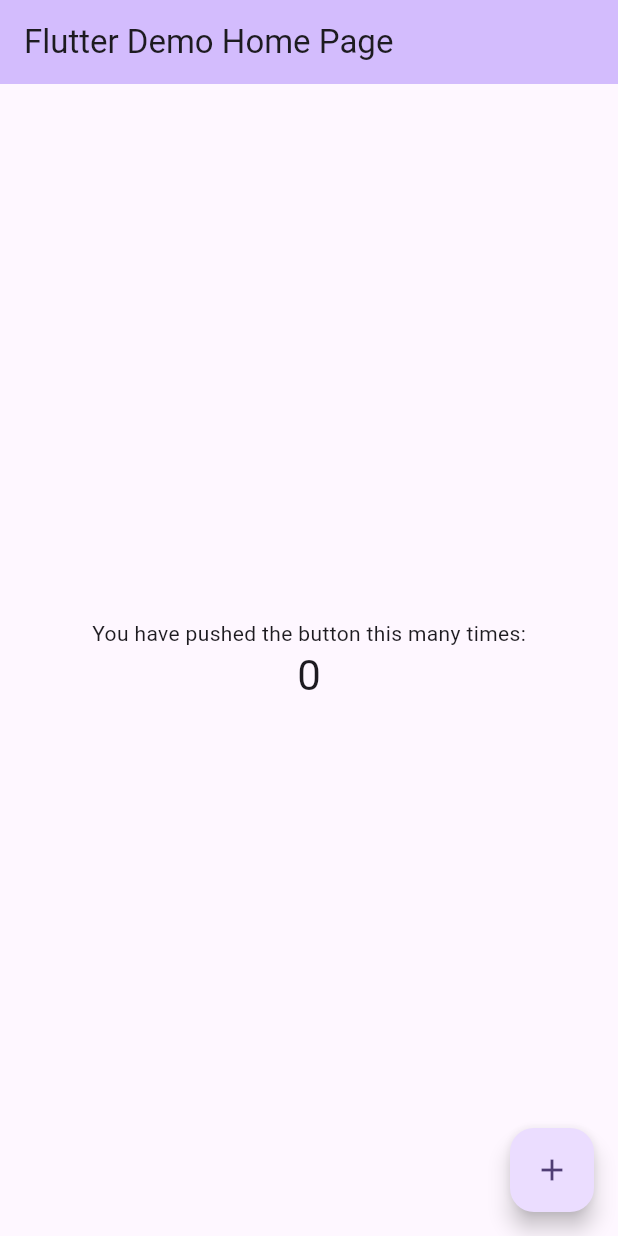
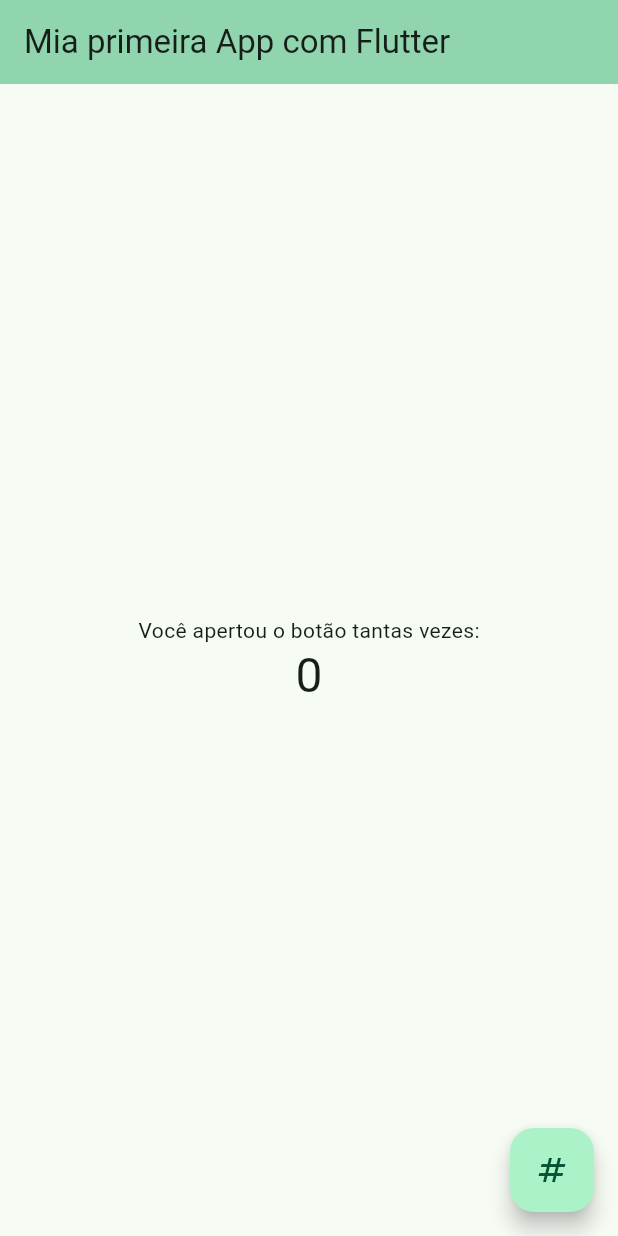
Before and after one commit to dwebcarc/meu1appflutter, a Flutter app: the screen it shows after launch, on a phone screen of 412 x 824 dp. Run offline on Flutter 3.47's test engine with Material 2 defaults, Android fonts, the phone set to English and light mode, and no system bars.

Commit message:
modificao de textos

```diff
--- a/lib/main.dart
+++ b/lib/main.dart
@@ -11,7 +11,7 @@
   @override
   Widget build(BuildContext context) {
     return MaterialApp(
-      title: 'Flutter Demo',
+      title: 'Mia primeira App com Flutter',
       theme: ThemeData(
         // This is the theme of your application.
         //
@@ -28,10 +28,10 @@
         //
         // This works for code too, not just values: Most code changes can be
         // tested with just a hot reload.
-        colorScheme: ColorScheme.fromSeed(seedColor: Colors.deepPurple),
+        colorScheme: ColorScheme.fromSeed(seedColor: Colors.greenAccent),
         useMaterial3: true,
       ),
-      home: const MyHomePage(title: 'Flutter Demo Home Page'),
+      home: const MyHomePage(title: 'Mia primeira App com Flutter'),
     );
   }
 }
@@ -106,11 +106,11 @@
           mainAxisAlignment: MainAxisAlignment.center,
           children: <Widget>[
             const Text(
-              'You have pushed the button this many times:',
+              'Você apertou o botão tantas vezes:',
             ),
             Text(
               '$_counter',
-              style: Theme.of(context).textTheme.headlineMedium,
+              style: Theme.of(context).textTheme.headlineLarge,
             ),
           ],
         ),
@@ -118,7 +118,7 @@
       floatingActionButton: FloatingActionButton(
         onPressed: _incrementCounter,
         tooltip: 'Increment',
-        child: const Icon(Icons.add),
+        child: const Icon(Icons.numbers),
       ), // This trailing comma makes auto-formatting nicer for build methods.
     );
   }
```
